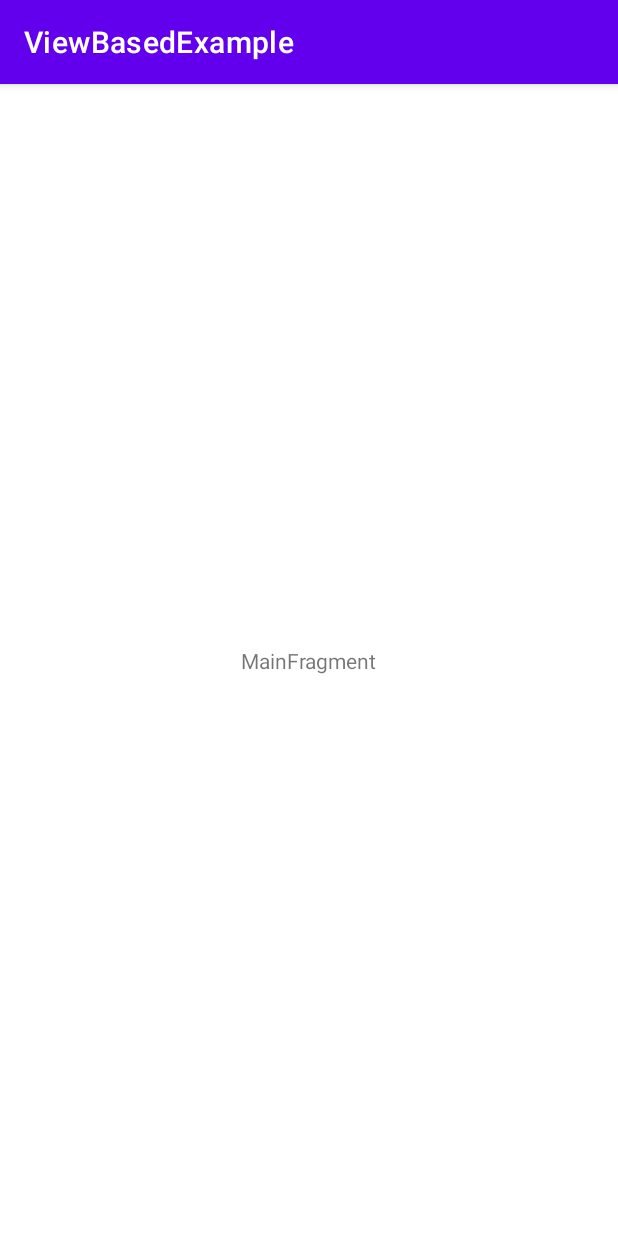
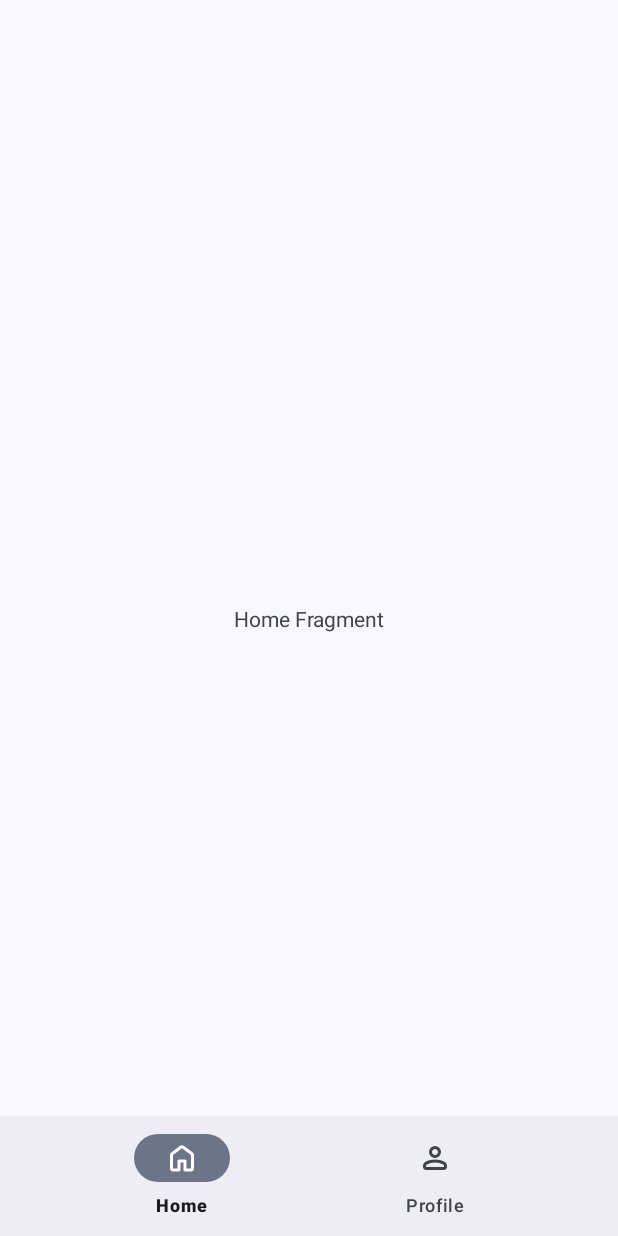
Before and after one commit to p3ol/android-access-example, an Android app: the screen it shows after launch (MainActivity), on a phone screen of 412 x 824 dp. Run offline under Robolectric (Android 15) with nearby library versions, the phone set to English and light mode, and no system bars; our stand-ins replace navigation-ui.

Commit message:
feat: add bottom bar navigation & material 3 themes

```diff
--- a/gradle/libs.versions.toml
+++ b/gradle/libs.versions.toml
@@ -18,6 +18,8 @@ lifecycleViewmodelKtx = "2.8.0"
 fragmentKtx = "1.7.1"
 navigationCompose = "2.7.7"
 lifecycleRuntimeComposeAndroid = "2.8.0"
+navigationFragmentKtx = "2.7.7"
+navigationUiKtx = "2.7.7"
 
 [libraries]
 androidx-core-ktx = { group = "androidx.core", name = "core-ktx", version.ref = "coreKtx" }
@@ -43,6 +45,8 @@ androidx-lifecycle-viewmodel-ktx = { group = "androidx.lifecycle", name = "lifec
 androidx-fragment-ktx = { group = "androidx.fragment", name = "fragment-ktx", version.ref = "fragmentKtx" }
 androidx-navigation-compose = { group = "androidx.navigation", name = "navigation-compose", version.ref = "navigationCompose" }
 androidx-lifecycle-runtime-compose-android = { group = "androidx.lifecycle", name = "lifecycle-runtime-compose-android", version.ref = "lifecycleRuntimeComposeAndroid" }
+androidx-navigation-fragment-ktx = { group = "androidx.navigation", name = "navigation-fragment-ktx", version.ref = "navigationFragmentKtx" }
+androidx-navigation-ui-ktx = { group = "androidx.navigation", name = "navigation-ui-ktx", version.ref = "navigationUiKtx" }
 
 [plugins]
 androidApplication = { id = "com.android.application", version.ref = "agp" }
--- a/viewbasedexample/build.gradle.kts
+++ b/viewbasedexample/build.gradle.kts
@@ -44,6 +44,8 @@ dependencies {
     implementation(libs.androidx.lifecycle.livedata.ktx)
     implementation(libs.androidx.lifecycle.viewmodel.ktx)
     implementation(libs.androidx.fragment.ktx)
+    implementation(libs.androidx.navigation.fragment.ktx)
+    implementation(libs.androidx.navigation.ui.ktx)
     testImplementation(libs.junit)
     androidTestImplementation(libs.androidx.junit)
     androidTestImplementation(libs.androidx.espresso.core)
--- a/viewbasedexample/src/main/java/com/example/viewbasedexample/MainActivity.kt
+++ b/viewbasedexample/src/main/java/com/example/viewbasedexample/MainActivity.kt
@@ -2,17 +2,23 @@ package com.example.viewbasedexample
 
 import androidx.appcompat.app.AppCompatActivity
 import android.os.Bundle
-import com.example.viewbasedexample.ui.main.MainFragment
+import androidx.navigation.fragment.NavHostFragment
+import androidx.navigation.ui.setupWithNavController
+import com.google.android.material.navigation.NavigationBarView
 
 class MainActivity : AppCompatActivity() {
 
+    private lateinit var bottomBarNav: NavigationBarView
     override fun onCreate(savedInstanceState: Bundle?) {
         super.onCreate(savedInstanceState)
         setContentView(R.layout.activity_main)
-        if (savedInstanceState == null) {
-            supportFragmentManager.beginTransaction()
-                .replace(R.id.container, MainFragment.newInstance())
-                .commitNow()
-        }
+
+        bottomBarNav = findViewById(R.id.bottom_navigation)
+
+        val navHostFragment = supportFragmentManager
+            .findFragmentById(R.id.fragmentContainerView) as NavHostFragment
+        val navController = navHostFragment.navController
+
+        bottomBarNav.setupWithNavController(navController)
     }
 }
--- a/viewbasedexample/src/main/java/com/example/viewbasedexample/ui/main/MainFragment.kt
+++ b/viewbasedexample/src/main/java/com/example/viewbasedexample/ui/main/HomeFragment.kt
@@ -9,10 +9,10 @@ import android.view.ViewGroup
 
 import com.example.viewbasedexample.R
 
-class MainFragment : Fragment() {
+class HomeFragment : Fragment() {
 
     companion object {
-        fun newInstance() = MainFragment()
+        fun newInstance() = HomeFragment()
     }
 
     private val viewModel: MainViewModel by viewModels()
@@ -27,7 +27,7 @@ class MainFragment : Fragment() {
         inflater: LayoutInflater, container: ViewGroup?,
         savedInstanceState: Bundle?
     ): View {
-        return inflater.inflate(R.layout.fragment_main, container, false)
+        return inflater.inflate(R.layout.fragment_home, container, false)
     }
 
 }
--- /dev/null
+++ b/viewbasedexample/src/main/res/drawable/rounded_home_24.xml
@@ -0,0 +1,5 @@
+<vector xmlns:android="http://schemas.android.com/apk/res/android" android:height="24dp" android:tint="#000000" android:viewportHeight="960" android:viewportWidth="960" android:width="24dp">
+
+    <path android:fillColor="@android:color/white" android:pathData="M240,760L360,760L360,560Q360,543 371.5,531.5Q383,520 400,520L560,520Q577,520 588.5,531.5Q600,543 600,560L600,760L720,760L720,400Q720,400 720,400Q720,400 720,400L480,220Q480,220 480,220Q480,220 480,220L240,400Q240,400 240,400Q240,400 240,400L240,760ZM160,760L160,400Q160,381 168.5,364Q177,347 192,336L432,156Q453,140 480,140Q507,140 528,156L768,336Q783,347 791.5,364Q800,381 800,400L800,760Q800,793 776.5,816.5Q753,840 720,840L560,840Q543,840 531.5,828.5Q520,817 520,800L520,600Q520,600 520,600Q520,600 520,600L440,600Q440,600 440,600Q440,600 440,600L440,800Q440,817 428.5,828.5Q417,840 400,840L240,840Q207,840 183.5,816.5Q160,793 160,760ZM480,490L480,490L480,490Q480,490 480,490Q480,490 480,490L480,490L480,490L480,490L480,490Q480,490 480,490Q480,490 480,490L480,490Q480,490 480,490Q480,490 480,490L480,490L480,490Z"/>
+
+</vector>
--- /dev/null
+++ b/viewbasedexample/src/main/res/drawable/rounded_person_24.xml
@@ -0,0 +1,5 @@
+<vector xmlns:android="http://schemas.android.com/apk/res/android" android:height="24dp" android:tint="#000000" android:viewportHeight="960" android:viewportWidth="960" android:width="24dp">
+
+    <path android:fillColor="@android:color/white" android:pathData="M480,480Q414,480 367,433Q320,386 320,320Q320,254 367,207Q414,160 480,160Q546,160 593,207Q640,254 640,320Q640,386 593,433Q546,480 480,480ZM160,720L160,688Q160,654 177.5,625.5Q195,597 224,582Q286,551 350,535.5Q414,520 480,520Q546,520 610,535.5Q674,551 736,582Q765,597 782.5,625.5Q800,654 800,688L800,720Q800,753 776.5,776.5Q753,800 720,800L240,800Q207,800 183.5,776.5Q160,753 160,720ZM240,720L720,720L720,688Q720,677 714.5,668Q709,659 700,654Q646,627 591,613.5Q536,600 480,600Q424,600 369,613.5Q314,627 260,654Q251,659 245.5,668Q240,677 240,688L240,720ZM480,400Q513,400 536.5,376.5Q560,353 560,320Q560,287 536.5,263.5Q513,240 480,240Q447,240 423.5,263.5Q400,287 400,320Q400,353 423.5,376.5Q447,400 480,400ZM480,320Q480,320 480,320Q480,320 480,320Q480,320 480,320Q480,320 480,320Q480,320 480,320Q480,320 480,320Q480,320 480,320Q480,320 480,320ZM480,720L480,720Q480,720 480,720Q480,720 480,720Q480,720 480,720Q480,720 480,720Q480,720 480,720Q480,720 480,720Q480,720 480,720Q480,720 480,720L480,720L480,720Z"/>
+
+</vector>
--- a/viewbasedexample/src/main/res/layout/activity_main.xml
+++ b/viewbasedexample/src/main/res/layout/activity_main.xml
@@ -1,7 +1,29 @@
 <?xml version="1.0" encoding="utf-8"?>
-<FrameLayout xmlns:android="http://schemas.android.com/apk/res/android"
+<androidx.constraintlayout.widget.ConstraintLayout xmlns:android="http://schemas.android.com/apk/res/android"
+    xmlns:app="http://schemas.android.com/apk/res-auto"
     xmlns:tools="http://schemas.android.com/tools"
-    android:id="@+id/container"
     android:layout_width="match_parent"
     android:layout_height="match_parent"
-    tools:context=".MainActivity" />
+    tools:context=".MainActivity">
+
+    <androidx.fragment.app.FragmentContainerView
+        android:id="@+id/fragmentContainerView"
+        android:name="androidx.navigation.fragment.NavHostFragment"
+        android:layout_width="match_parent"
+        android:layout_height="match_parent"
+        app:layout_constraintBottom_toBottomOf="parent"
+        app:layout_constraintEnd_toEndOf="parent"
+        app:layout_constraintStart_toStartOf="parent"
+        app:layout_constraintTop_toTopOf="parent"
+        app:navGraph="@navigation/nav_graph" />
+
+    <com.google.android.material.bottomnavigation.BottomNavigationView
+        android:id="@+id/bottom_navigation"
+        android:layout_width="match_parent"
+        android:layout_height="wrap_content"
+        app:layout_constraintBottom_toBottomOf="parent"
+        app:layout_constraintEnd_toEndOf="parent"
+        app:layout_constraintStart_toStartOf="parent"
+        app:menu="@menu/bottom_navigation_menu" />
+
+</androidx.constraintlayout.widget.ConstraintLayout>
--- a/viewbasedexample/src/main/res/layout/fragment_main.xml
+++ b/viewbasedexample/src/main/res/layout/fragment_home.xml
@@ -2,16 +2,16 @@
 <androidx.constraintlayout.widget.ConstraintLayout xmlns:android="http://schemas.android.com/apk/res/android"
     xmlns:app="http://schemas.android.com/apk/res-auto"
     xmlns:tools="http://schemas.android.com/tools"
-    android:id="@+id/main"
+    android:id="@+id/home"
     android:layout_width="match_parent"
     android:layout_height="match_parent"
-    tools:context=".ui.main.MainFragment">
+    tools:context=".ui.main.HomeFragment">
 
     <TextView
-        android:id="@+id/message"
+        android:id="@+id/textView"
         android:layout_width="wrap_content"
         android:layout_height="wrap_content"
-        android:text="MainFragment"
+        android:text="Home Fragment"
         app:layout_constraintBottom_toBottomOf="parent"
         app:layout_constraintEnd_toEndOf="parent"
         app:layout_constraintStart_toStartOf="parent"
--- /dev/null
+++ b/viewbasedexample/src/main/res/menu/bottom_navigation_menu.xml
@@ -0,0 +1,13 @@
+<?xml version="1.0" encoding="utf-8"?>
+<menu xmlns:android="http://schemas.android.com/apk/res/android">
+    <item
+        android:id="@+id/homeFragment"
+        android:enabled="true"
+        android:icon="@drawable/rounded_home_24"
+        android:title="@string/home_title"/>
+    <item
+        android:id="@+id/profileFragment"
+        android:enabled="true"
+        android:icon="@drawable/rounded_person_24"
+        android:title="@string/profile_title"/>
+</menu>
--- /dev/null
+++ b/viewbasedexample/src/main/res/navigation/nav_graph.xml
@@ -0,0 +1,26 @@
+<?xml version="1.0" encoding="utf-8"?>
+<navigation xmlns:android="http://schemas.android.com/apk/res/android"
+    xmlns:app="http://schemas.android.com/apk/res-auto"
+    xmlns:tools="http://schemas.android.com/tools"
+    android:id="@+id/nav_graph"
+    app:startDestination="@id/homeFragment">
+
+    <fragment
+        android:id="@+id/homeFragment"
+        android:name="com.example.viewbasedexample.ui.main.HomeFragment"
+        android:label="fragment_home"
+        tools:layout="@layout/fragment_home" >
+        <action
+            android:id="@+id/action_homeFragment_to_profileFragment"
+            app:destination="@id/profileFragment" />
+    </fragment>
+    <fragment
+        android:id="@+id/profileFragment"
+        android:name="com.example.viewbasedexample.ui.main.ProfileFragment"
+        android:label="fragment_profile"
+        tools:layout="@layout/fragment_profile" >
+        <action
+            android:id="@+id/action_profileFragment_to_homeFragment"
+            app:destination="@id/homeFragment" />
+    </fragment>
+</navigation>
--- a/viewbasedexample/src/main/res/values-night/themes.xml
+++ b/viewbasedexample/src/main/res/values-night/themes.xml
@@ -1,6 +1,6 @@
 <resources xmlns:tools="http://schemas.android.com/tools">
     <!-- Base application theme. -->
-    <style name="Theme.AccessAndroidExample" parent="Theme.MaterialComponents.DayNight.DarkActionBar">
+    <style name="Theme.AccessAndroidExample" parent="Theme.Material3.DynamicColors.Dark.NoActionBar">
         <!-- Primary brand color. -->
         <item name="colorPrimary">@color/purple_200</item>
         <item name="colorPrimaryVariant">@color/purple_700</item>
--- a/viewbasedexample/src/main/res/values/strings.xml
+++ b/viewbasedexample/src/main/res/values/strings.xml
@@ -1,3 +1,7 @@
 <resources>
     <string name="app_name">ViewBasedExample</string>
+    <!-- TODO: Remove or change this placeholder text -->
+    <string name="hello_blank_fragment">Hello blank fragment</string>
+    <string name="home_title">Home</string>
+    <string name="profile_title">Profile</string>
 </resources>
--- a/viewbasedexample/src/main/res/values/themes.xml
+++ b/viewbasedexample/src/main/res/values/themes.xml
@@ -1,6 +1,6 @@
 <resources xmlns:tools="http://schemas.android.com/tools">
     <!-- Base application theme. -->
-    <style name="Theme.AccessAndroidExample" parent="Theme.MaterialComponents.DayNight.DarkActionBar">
+    <style name="Theme.AccessAndroidExample" parent="Theme.Material3.DynamicColors.DayNight.NoActionBar">
         <!-- Primary brand color. -->
         <item name="colorPrimary">@color/purple_500</item>
         <item name="colorPrimaryVariant">@color/purple_700</item>
```
Also changed, not shown: viewbasedexample/src/main/java/com/example/viewbasedexample/ui/main/ProfileFragment.kt (added, +60 -0 lines), viewbasedexample/src/main/res/layout/fragment_profile.xml (added, +20 -0 lines).
